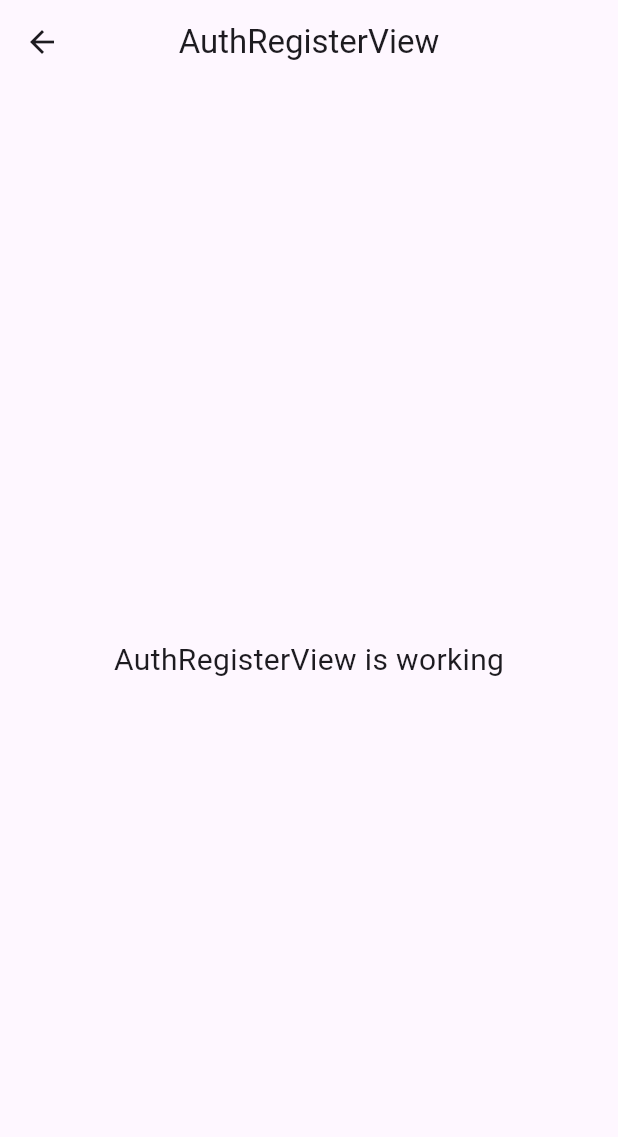
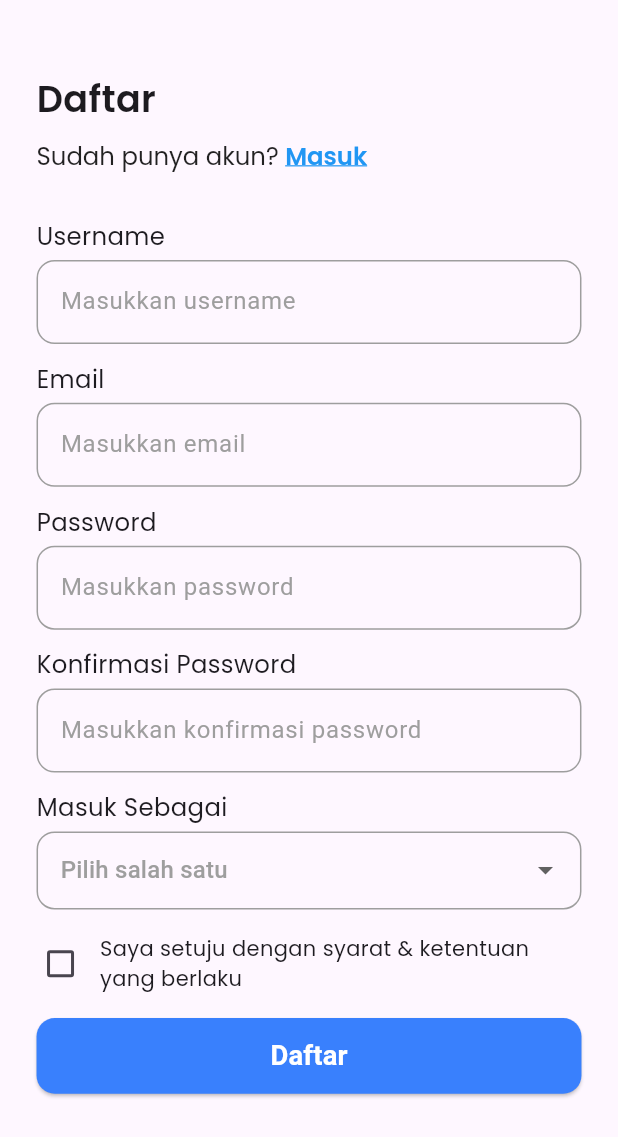
Before and after one commit to rakafebriansy/tera_pustaka, a Flutter app: the AuthRegisterView screen opened by its route, on a phone screen of 412 x 824 dp. Shown: the top 1137 px of the screen. Run offline on Flutter 3.47's test engine with Material 3 defaults, Android fonts, the phone set to English and light mode, and no system bars; our stand-ins replace flutter_screenutil, get, google_fonts, smooth_page_indicator.

Commit message:
feat: registration page

```diff
--- /dev/null
+++ b/lib/app/components/forms/app_checkbox_field.dart
@@ -0,0 +1,46 @@
+import 'package:flutter/material.dart';
+import 'package:flutter_screenutil/flutter_screenutil.dart';
+import 'package:google_fonts/google_fonts.dart';
+
+class AppCheckboxField extends StatefulWidget {
+  const AppCheckboxField({
+    super.key,
+    required this.label,
+    required this.onChanged,
+    required this.isChecked,
+  });
+
+  final bool isChecked;
+  final String label;
+  final ValueChanged onChanged;
+
+  @override
+  State<AppCheckboxField> createState() => _AppCheckboxFieldState();
+}
+
+class _AppCheckboxFieldState extends State<AppCheckboxField> {
+  @override
+  Widget build(BuildContext context) {
+    return Row(
+      mainAxisAlignment: MainAxisAlignment.start,
+      crossAxisAlignment: CrossAxisAlignment.center,
+      children: [
+        Checkbox(
+          value: widget.isChecked,
+          activeColor: Colors.blue,
+          onChanged: widget.onChanged,
+          materialTapTargetSize: MaterialTapTargetSize.shrinkWrap,
+          visualDensity: VisualDensity.compact
+        ),
+        SizedBox(width: 10.sp,),
+        Expanded(
+          child: Text(
+            widget.label,
+            style: GoogleFonts.poppins(),
+            softWrap: true,
+          ),
+        ),
+      ],
+    );
+  }
+}
--- /dev/null
+++ b/lib/app/components/forms/app_dropdown_field.dart
@@ -0,0 +1,68 @@
+import 'package:flutter/material.dart';
+import 'package:flutter_screenutil/flutter_screenutil.dart';
+import 'package:google_fonts/google_fonts.dart';
+import 'package:tera_pustaka/app/theme/app_%20colors.dart';
+
+class AppDropdownField extends StatefulWidget {
+  const AppDropdownField({
+    super.key,
+    required this.label,
+    required this.placeholder,
+    required this.items,
+    required this.onChanged,
+    this.hidden = false,
+  });
+
+  final String label;
+  final String placeholder;
+  final List<String> items;
+  final ValueChanged onChanged;
+  final bool hidden;
+
+  @override
+  State<AppDropdownField> createState() => _AppDropdownFieldState();
+}
+
+class _AppDropdownFieldState extends State<AppDropdownField> {
+  @override
+  Widget build(BuildContext context) {
+    return Column(
+      mainAxisSize: MainAxisSize.min,
+      crossAxisAlignment: CrossAxisAlignment.start,
+      children: [
+        Text(widget.label, style: GoogleFonts.poppins(fontSize: 16.sp)),
+        SizedBox(height: 4.sp),
+        DropdownButtonFormField<String>(
+          value: null,
+          hint: Text(
+            widget.placeholder,
+            style: const TextStyle(color: Colors.grey),
+          ),
+          items: widget.items.map((city) {
+            return DropdownMenuItem(value: city, child: Text(city));
+          }).toList(),
+          onChanged: widget.onChanged,
+          decoration: InputDecoration(
+            contentPadding: EdgeInsets.symmetric(horizontal: 12, vertical: 14),
+            border: OutlineInputBorder(
+              borderRadius: BorderRadius.circular(12),
+              borderSide: const BorderSide(color: AppColors.primary),
+            ),
+            focusedBorder: OutlineInputBorder(
+              borderRadius: BorderRadius.circular(12),
+              borderSide: const BorderSide(color: AppColors.primary, width: 2),
+            ),
+            errorBorder: OutlineInputBorder(
+              borderRadius: BorderRadius.circular(12),
+              borderSide: const BorderSide(color: Colors.red, width: 2),
+            ),
+            enabledBorder: OutlineInputBorder(
+              borderRadius: BorderRadius.circular(12),
+              borderSide: const BorderSide(color: Colors.grey, width: 1),
+            ),
+          ),
+        ),
+      ],
+    );
+  }
+}
--- /dev/null
+++ b/lib/app/components/forms/app_text_field.dart
@@ -0,0 +1,62 @@
+import 'package:flutter/material.dart';
+import 'package:flutter/widgets.dart';
+import 'package:flutter_screenutil/flutter_screenutil.dart';
+import 'package:google_fonts/google_fonts.dart';
+import 'package:tera_pustaka/app/theme/app_%20colors.dart';
+
+class AppTextField extends StatefulWidget {
+  const AppTextField({
+    super.key,
+    required this.label,
+    required this.placeholder,
+    required this.onChanged,
+    this.hidden = false,
+  });
+
+  final String label;
+  final String placeholder;
+  final bool hidden;
+  final ValueChanged onChanged;
+
+  @override
+  State<AppTextField> createState() => _AppTextFieldState();
+}
+
+class _AppTextFieldState extends State<AppTextField> {
+  @override
+  Widget build(BuildContext context) {
+    return Column(
+      mainAxisSize: MainAxisSize.min,
+      crossAxisAlignment: CrossAxisAlignment.start,
+      children: [
+        Text(widget.label, style: GoogleFonts.poppins(fontSize: 16.sp)),
+        SizedBox(height: 4.sp,),
+        TextField(
+          onChanged: widget.onChanged,
+          obscureText: widget.hidden,
+          decoration: InputDecoration(
+            hintText: widget.placeholder,
+            hintStyle: const TextStyle(color: Colors.grey),
+            labelStyle: const TextStyle(color: AppColors.primary),
+            border: OutlineInputBorder(
+              borderRadius: BorderRadius.circular(12),
+              borderSide: const BorderSide(color: AppColors.primary),
+            ),
+            focusedBorder: OutlineInputBorder(
+              borderRadius: BorderRadius.circular(12),
+              borderSide: const BorderSide(color: AppColors.primary, width: 2),
+            ),
+            errorBorder: OutlineInputBorder(
+              borderRadius: BorderRadius.circular(12),
+              borderSide: const BorderSide(color: Colors.red, width: 2),
+            ),
+            enabledBorder: OutlineInputBorder(
+              borderRadius: BorderRadius.circular(12),
+              borderSide: const BorderSide(color: Colors.grey, width: 1),
+            ),
+          ),
+        ),
+      ],
+    );
+  }
+}
--- a/lib/app/modules/auth/register/controllers/auth_register_controller.dart
+++ b/lib/app/modules/auth/register/controllers/auth_register_controller.dart
@@ -1,9 +1,13 @@
 import 'package:get/get.dart';
 
 class AuthRegisterController extends GetxController {
-  //TODO: Implement AuthRegisterController
+  String? username;
+  String? email;
+  String? password;
+  String? confirmPassword;
+  String? role;
+  Rx<bool> isCheckedTnC = false.obs;
 
-  final count = 0.obs;
   @override
   void onInit() {
     super.onInit();
@@ -18,6 +22,4 @@ class AuthRegisterController extends GetxController {
   void onClose() {
     super.onClose();
   }
-
-  void increment() => count.value++;
 }
--- a/lib/app/modules/auth/register/views/auth_register_view.dart
+++ b/lib/app/modules/auth/register/views/auth_register_view.dart
@@ -1,6 +1,14 @@
+import 'package:flutter/gestures.dart';
 import 'package:flutter/material.dart';
+import 'package:flutter_screenutil/flutter_screenutil.dart';
 
 import 'package:get/get.dart';
+import 'package:google_fonts/google_fonts.dart';
+import 'package:tera_pustaka/app/components/forms/app_checkbox_field.dart';
+import 'package:tera_pustaka/app/components/forms/app_dropdown_field.dart';
+import 'package:tera_pustaka/app/components/forms/app_text_field.dart';
+import 'package:tera_pustaka/app/routes/app_pages.dart';
+import 'package:tera_pustaka/app/theme/app_%20colors.dart';
 
 import '../controllers/auth_register_controller.dart';
 
@@ -9,14 +17,134 @@ class AuthRegisterView extends GetView<AuthRegisterController> {
   @override
   Widget build(BuildContext context) {
     return Scaffold(
-      appBar: AppBar(
-        title: const Text('AuthRegisterView'),
-        centerTitle: true,
-      ),
-      body: const Center(
-        child: Text(
-          'AuthRegisterView is working',
-          style: TextStyle(fontSize: 20),
+      body: SafeArea(
+        child: Padding(
+          padding: EdgeInsetsGeometry.fromLTRB(24.sp, 48.sp, 24.sp, 24.sp),
+          child: Obx(() {
+            return Column(
+              crossAxisAlignment: CrossAxisAlignment.start,
+              children: [
+                Text(
+                  'Daftar',
+                  style: GoogleFonts.poppins(
+                    fontSize: 24.sp,
+                    fontWeight: FontWeight.w600,
+                  ),
+                ),
+                SizedBox(height: 8.sp),
+                RichText(
+                  text: TextSpan(
+                    style: GoogleFonts.poppins(
+                      fontSize: 16.sp,
+                      color: Colors.black87,
+                    ),
+                    children: [
+                      TextSpan(
+                        text: "Sudah punya akun? ",
+                        style: GoogleFonts.poppins(),
+                      ),
+                      TextSpan(
+                        text: "Masuk",
+                        style: GoogleFonts.poppins(
+                          color: Colors.blue,
+                          decoration: TextDecoration.underline,
+                          fontWeight: FontWeight.w600,
+                        ),
+                        recognizer: TapGestureRecognizer()
+                          ..onTap = () {
+                            Get.offAllNamed(Routes.AUTH_LOGIN);
+                          },
+                      ),
+                    ],
+                  ),
+                ),
+                SizedBox(height: 30.sp),
+                Column(
+                  mainAxisSize: MainAxisSize.min,
+                  children: [
+                    AppTextField(
+                      label: 'Username',
+                      placeholder: 'Masukkan username',
+                      onChanged: (value) {
+                        controller.username = value;
+                      },
+                    ),
+                    SizedBox(height: 12.sp),
+                    AppTextField(
+                      label: 'Email',
+                      placeholder: 'Masukkan email',
+                      onChanged: (value) {
+                        controller.email = value;
+                      },
+                    ),
+                    SizedBox(height: 12.sp),
+                    AppTextField(
+                      label: 'Password',
+                      placeholder: 'Masukkan password',
+                      hidden: true,
+                      onChanged: (value) {
+                        controller.password = value;
+                      },
+                    ),
+                    SizedBox(height: 12.sp),
+                    AppTextField(
+                      label: 'Konfirmasi Password',
+                      placeholder: 'Masukkan konfirmasi password',
+                      hidden: true,
+                      onChanged: (value) {
+                        controller.confirmPassword = value;
+                      },
+                    ),
+                    SizedBox(height: 12.sp),
+                    AppDropdownField(
+                      label: 'Masuk Sebagai',
+                      placeholder: 'Pilih salah satu',
+                      items: ['Pembaca/Penulis', 'Penerbit', 'Admin'],
+                      onChanged: (value) {
+                        controller.role = value;
+                      },
+                    ),
+                    SizedBox(height: 16.sp),
+                    AppCheckboxField(
+                      label:
+                          'Saya setuju dengan syarat & ketentuan yang berlaku',
+                      isChecked: controller.isCheckedTnC.value,
+                      onChanged: (value) {
+                        controller.isCheckedTnC.value = value;
+                      },
+                    ),
+                    SizedBox(height: 16.sp),
+                    SizedBox(
+                      width: double.infinity,
+                      child: ElevatedButton(
+                        style: ElevatedButton.styleFrom(
+                          backgroundColor: AppColors.secondary,
+                          padding: EdgeInsets.symmetric(
+                            horizontal: 32.sp,
+                            vertical: 12.sp,
+                          ),
+                          shape: RoundedRectangleBorder(
+                            borderRadius: BorderRadius.circular(12.sp),
+                          ),
+                        ),
+                        onPressed: () {
+                          Get.offAllNamed(Routes.AUTH_LOGIN);
+                        },
+                        child: Text(
+                          "Daftar",
+                          style: TextStyle(
+                            fontSize: 18.sp,
+                            fontWeight: FontWeight.bold,
+                            color: Colors.white,
+                          ),
+                        ),
+                      ),
+                    ),
+                  ],
+                ),
+              ],
+            );
+          }),
         ),
       ),
     );
--- a/lib/app/modules/onboarding/views/onboarding_view.dart
+++ b/lib/app/modules/onboarding/views/onboarding_view.dart
@@ -82,7 +82,7 @@ class OnboardingView extends GetView<OnboardingController> {
                             Get.offAllNamed(Routes.AUTH_LOGIN);
                           },
                           child: Text(
-                            "Sign In",
+                            "Masuk",
                             style: TextStyle(
                               fontSize: 18.sp,
                               fontWeight: FontWeight.bold,
@@ -97,7 +97,7 @@ class OnboardingView extends GetView<OnboardingController> {
                               vertical: 12.sp,
                             ),
                             side: BorderSide(
-                              width: 4.sp,
+                              width: 3.sp,
                               color: AppColors.primary
                             ),
                             shape: RoundedRectangleBorder(
@@ -108,7 +108,7 @@ class OnboardingView extends GetView<OnboardingController> {
                             Get.offAllNamed(Routes.AUTH_REGISTER);
                           },
                           child: Text(
-                            "Sign Up",
+                            "Daftar",
                             style: TextStyle(
                               fontSize: 18.sp,
                               fontWeight: FontWeight.bold,
--- a/lib/app/partials/onboarding/second_onboarding_view.dart
+++ b/lib/app/partials/onboarding/second_onboarding_view.dart
@@ -27,7 +27,7 @@ class SecondOnboardingView extends StatelessWidget {
               ),
             ),
             Text(
-              'Silakan Login atau Sign in jika belum punya akun',
+              'Silakan Masuk atau Daftar jika belum punya akun',
               style: GoogleFonts.poppins(
                 fontSize: 16.sp,
                 fontWeight: FontWeight.w500,
--- a/lib/app/theme/app_ colors.dart
+++ b/lib/app/theme/app_ colors.dart
@@ -7,7 +7,7 @@ class AppColors {
   // static const Color primaryLight = Color(0xFF5e92f3);
 
   // Secondary
-  static const Color secondary = Color(0xFFf9a825);
+  static const Color secondary = Color(0xFF3980FD);
   // static const Color secondaryDark = Color(0xFFc17900);
   // static const Color secondaryLight = Color(0xFFffd95a);
 
```
